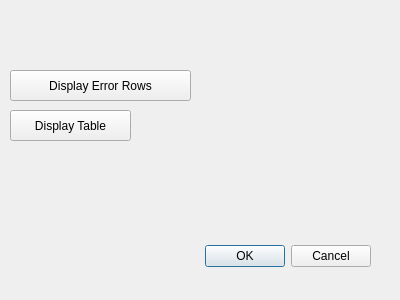
This is src/dialogforerror.ui in dnewell/AcuitySTAR-Dashboard as Qt 5 draws it before an edit. The edited form follows.
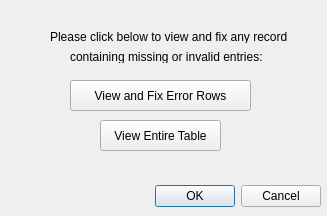
This is the edited form.

Commit message: Minor text and layout changes

```diff
--- a/src/dialogforerror.ui
+++ b/src/dialogforerror.ui
@@ -6,8 +6,8 @@
    <rect>
     <x>0</x>
     <y>0</y>
-    <width>400</width>
-    <height>300</height>
+    <width>327</width>
+    <height>216</height>
    </rect>
   </property>
   <property name="sizePolicy">
@@ -22,8 +22,8 @@
   <widget class="QDialogButtonBox" name="buttonBox">
    <property name="geometry">
     <rect>
-     <x>30</x>
-     <y>240</y>
+     <x>-20</x>
+     <y>180</y>
      <width>341</width>
      <height>32</height>
     </rect>
@@ -38,27 +38,53 @@
   <widget class="QPushButton" name="pushButton_2">
    <property name="geometry">
     <rect>
-     <x>10</x>
-     <y>70</y>
+     <x>70</x>
+     <y>80</y>
      <width>181</width>
      <height>31</height>
     </rect>
    </property>
    <property name="text">
-    <string>Display Error Rows</string>
+    <string>View and Fix Error Rows</string>
    </property>
   </widget>
   <widget class="QPushButton" name="pushButton_3">
    <property name="geometry">
     <rect>
-     <x>10</x>
-     <y>110</y>
+     <x>100</x>
+     <y>120</y>
      <width>121</width>
      <height>31</height>
     </rect>
    </property>
    <property name="text">
-    <string>Display Table</string>
+    <string>View Entire Table</string>
+   </property>
+  </widget>
+  <widget class="QLabel" name="label">
+   <property name="geometry">
+    <rect>
+     <x>50</x>
+     <y>30</y>
+     <width>237</width>
+     <height>13</height>
+    </rect>
+   </property>
+   <property name="text">
+    <string>Please click below to view and fix any records</string>
+   </property>
+  </widget>
+  <widget class="QLabel" name="label_2">
+   <property name="geometry">
+    <rect>
+     <x>70</x>
+     <y>50</y>
+     <width>225</width>
+     <height>13</height>
+    </rect>
+   </property>
+   <property name="text">
+    <string>containing missing or invalid entries:</string>
    </property>
   </widget>
  </widget>
```
The commit also changes 2 other files.
